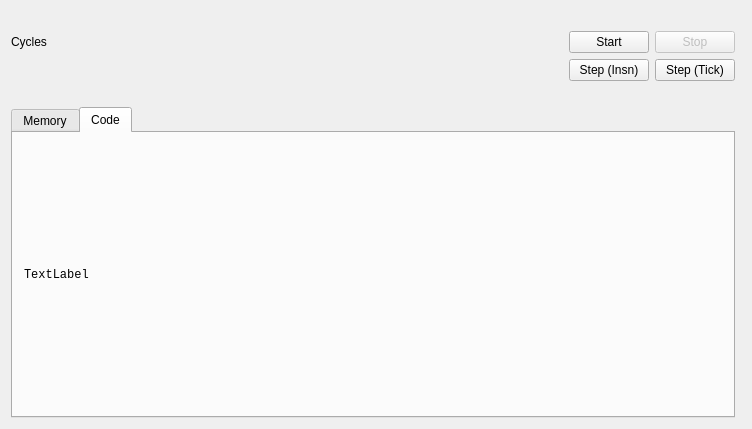
Old version of the form WindQt/mainwindow.ui in the repository Treeki/WindEmu.
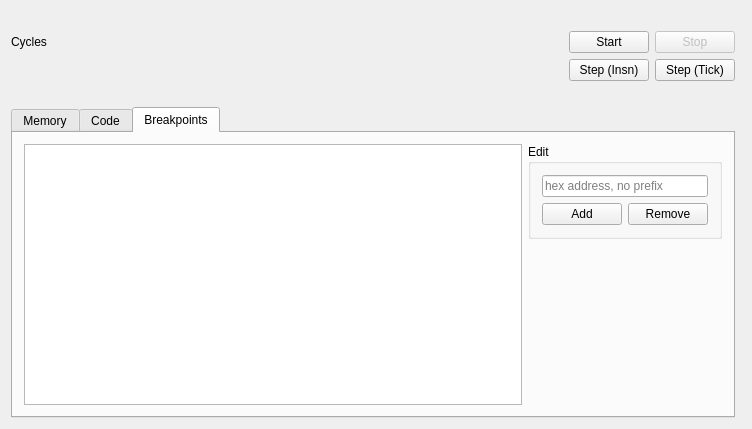
New version of the form.

Commit message: add basic breakpoint support

Diff of the .ui file:
```diff
--- a/WindQt/mainwindow.ui
+++ b/WindQt/mainwindow.ui
@@ -35,7 +35,7 @@
     <item row="4" column="0" colspan="5">
      <widget class="QTabWidget" name="tabWidget">
       <property name="currentIndex">
-       <number>1</number>
+       <number>2</number>
       </property>
       <widget class="QWidget" name="tab">
        <attribute name="title">
@@ -61,6 +61,59 @@
         </item>
        </layout>
       </widget>
+      <widget class="QWidget" name="tab_3">
+       <attribute name="title">
+        <string>Breakpoints</string>
+       </attribute>
+       <layout class="QGridLayout" name="gridLayout_2">
+        <item row="0" column="1">
+         <widget class="QGroupBox" name="groupBox">
+          <property name="title">
+           <string>Edit</string>
+          </property>
+          <layout class="QGridLayout" name="gridLayout_3">
+           <item row="1" column="0">
+            <widget class="QPushButton" name="addBreakButton">
+             <property name="text">
+              <string>Add</string>
+             </property>
+            </widget>
+           </item>
+           <item row="1" column="1">
+            <widget class="QPushButton" name="removeBreakButton">
+             <property name="text">
+              <string>Remove</string>
+             </property>
+            </widget>
+           </item>
+           <item row="0" column="0" colspan="2">
+            <widget class="QLineEdit" name="breakpointAddress">
+             <property name="placeholderText">
+              <string>hex address, no prefix</string>
+             </property>
+            </widget>
+           </item>
+          </layout>
+         </widget>
+        </item>
+        <item row="1" column="1">
+         <spacer name="verticalSpacer">
+          <property name="orientation">
+           <enum>Qt::Vertical</enum>
+          </property>
+          <property name="sizeHint" stdset="0">
+           <size>
+            <width>20</width>
+            <height>40</height>
+           </size>
+          </property>
+         </spacer>
+        </item>
+        <item row="0" column="0" rowspan="2">
+         <widget class="QListWidget" name="breakpointsList"/>
+        </item>
+       </layout>
+      </widget>
      </widget>
     </item>
     <item row="0" column="0" colspan="6">
```
Left out of the diff: 3 changed lines with no effect on the pictures. The commit also changes 4 other files.
